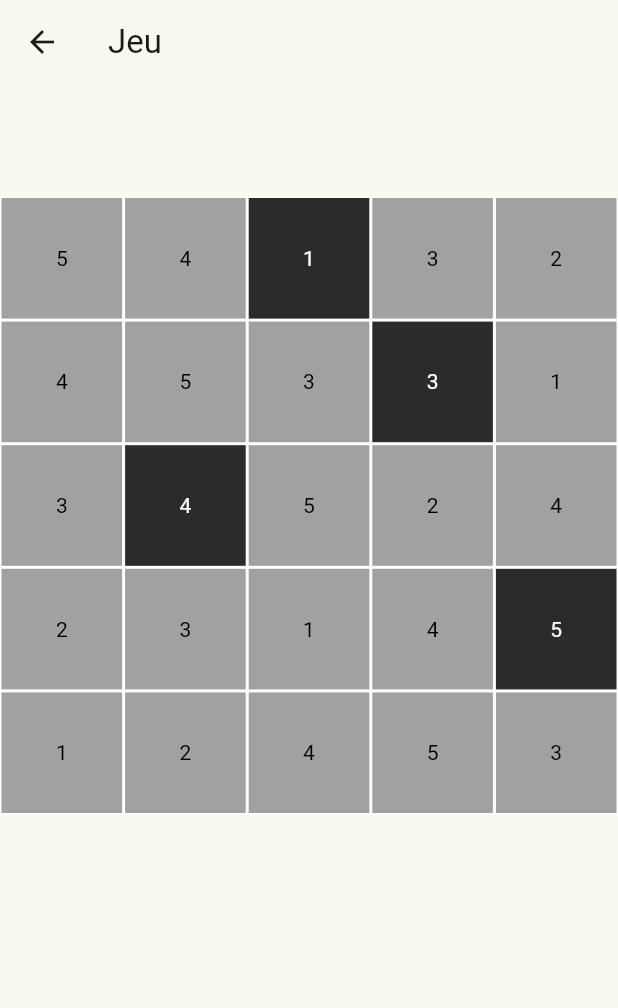
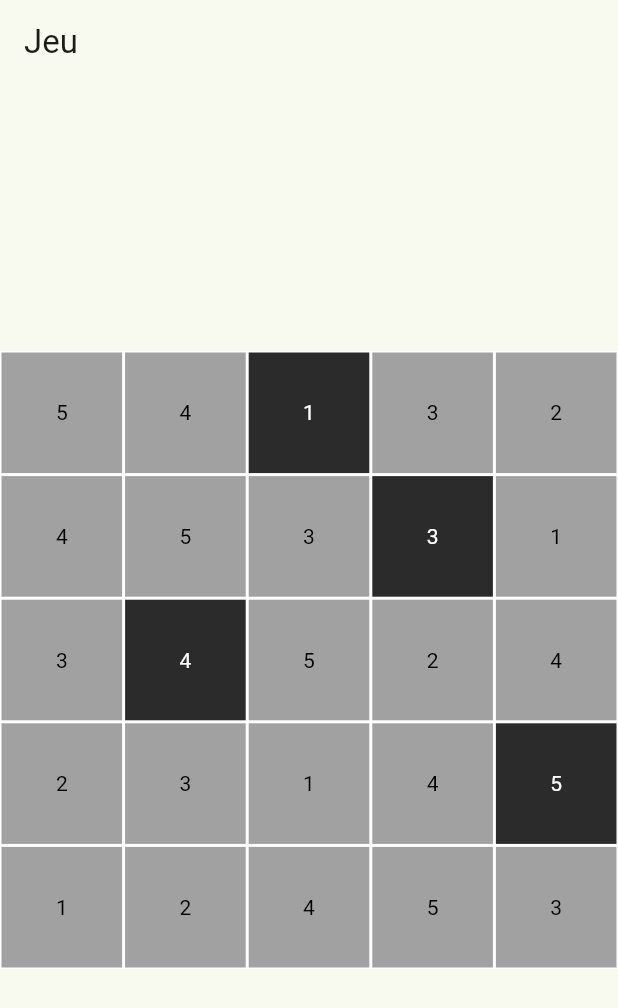
Before and after one commit to Massar-A/insahdf-hitori, a Flutter app: the screen it shows after launch, after a tap on "Nouvelle Partie", on a phone screen of 412 x 824 dp. Shown: the top 1008 px of the screen. Run offline on Flutter 3.47's test engine with Material 2 defaults, Android fonts, the phone set to English and light mode, and no system bars; our stand-ins replace shared_preferences.

Commit message:
modified design of game screen

```diff
--- a/hitori/lib/screens/game_board.dart
+++ b/hitori/lib/screens/game_board.dart
@@ -25,7 +25,13 @@ class _GameBoardState extends State<GameBoard> {
 
   @override
   Widget build(BuildContext context) {
-    return GridView.builder(
+    return Column(
+        mainAxisAlignment: MainAxisAlignment.center,
+        crossAxisAlignment: CrossAxisAlignment.center,
+        children: [
+          GridView.builder(
+            shrinkWrap: true,
+            physics: const NeverScrollableScrollPhysics(),
             gridDelegate: SliverGridDelegateWithFixedCrossAxisCount(
               crossAxisCount: grid.size,
             ),
@@ -37,9 +43,9 @@ class _GameBoardState extends State<GameBoard> {
                   row: row,
                   col: col,
                   value: grid.cells[row][col].value,
-          isBlack: grid.cells[row][col].isBlack
-        );
+                  isBlack: grid.cells[row][col].isBlack);
             },
-    );
+          ),
+        ]);
   }
 }
--- a/hitori/lib/screens/game_screen.dart
+++ b/hitori/lib/screens/game_screen.dart
@@ -18,20 +18,28 @@ class _GameScreenState extends State<GameScreen> {
     // Utilisez widget.gridSize pour créer la grille de jeu avec la bonne taille.
     // Implementez la logique de jeu ici.
     return Scaffold(
-      appBar: AppBar(title: Text('Jeu')),
-      body: Center(
+        appBar: AppBar(
+          title: const Text('Jeu'),
+          automaticallyImplyLeading: false,
+        ),
+        body: WillPopScope(
+          onWillPop: () async => false,
+          child: Center(
             child: Column(
               mainAxisAlignment: MainAxisAlignment.center,
               crossAxisAlignment: CrossAxisAlignment.center,
               children: <Widget>[
                 SizedBox(
-              height: MediaQuery.of(context).size.height * 0.75, // On donne une hauteur pour contenir le GridView
-              child: GameBoard(gridSize: widget.gridSize,),
+                  height: MediaQuery.of(context).size.height * 0.75,
+                  // On donne une hauteur pour contenir le GridView
+                  child: GameBoard(
+                    gridSize: widget.gridSize,
+                  ),
                 ),
                 // Ajoutez d'autres widgets pour les contrôles du jeu ici.
               ],
             ),
           ),
-    );
+        ));
   }
 }
```
Also changed, not shown: hitori/lib/screens/menu_screen.dart (deleted), hitori/pubspec.lock. Lines whose indentation alone changed are shown as unchanged.
